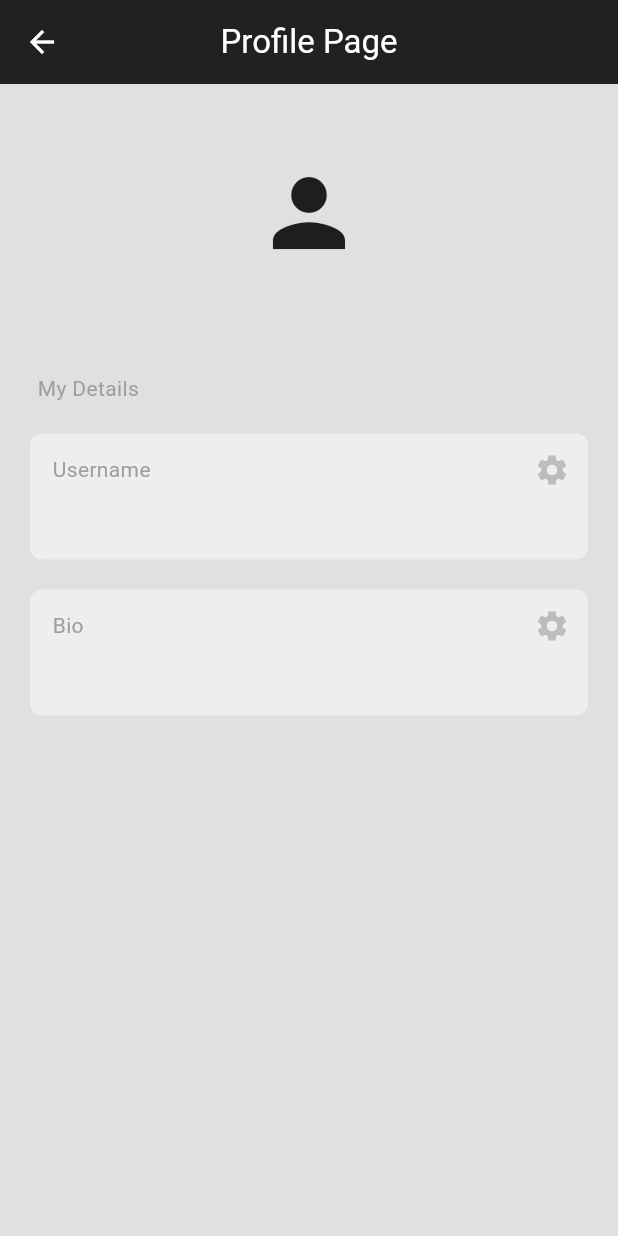
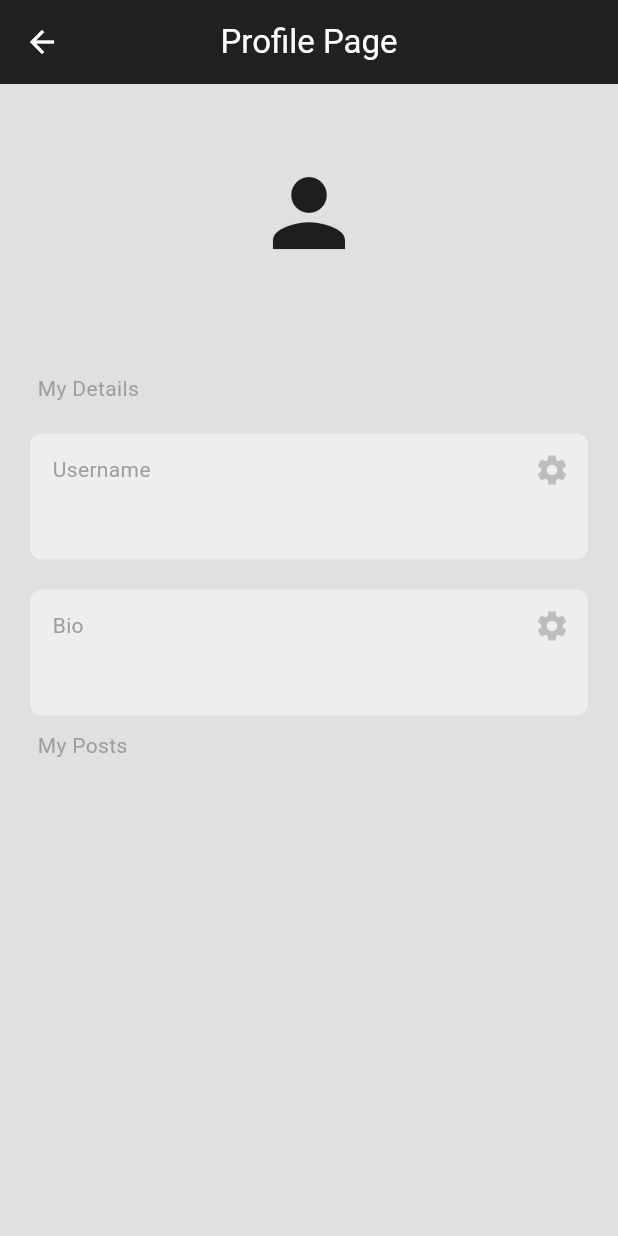
Before and after one commit to ryanoliveir/academic-socialif-flutter, a Flutter app: the Profile screen opened directly, on a phone screen of 412 x 824 dp. Run offline on Flutter 3.47's test engine with Material 2 defaults, Android fonts, the phone set to English and light mode, and no system bars; our stand-ins replace cloud_firestore, firebase_auth, firebase_core; accounts and stored records are empty.

Commit message:
add: Show user posts in profile page

```diff
--- a/lib/screens/profile_page.dart
+++ b/lib/screens/profile_page.dart
@@ -1,6 +1,7 @@
 import 'package:cloud_firestore/cloud_firestore.dart';
 import 'package:firebase_auth/firebase_auth.dart';
 import 'package:flutter/material.dart';
+import 'package:social_if/components/post_card.dart';
 import 'package:social_if/components/text_box.dart';
 
 class Profile extends StatefulWidget {
@@ -13,6 +14,7 @@ class Profile extends StatefulWidget {
 class _ProfileState extends State<Profile> {
   final currentUser = FirebaseAuth.instance.currentUser!;
   final usersColletion = FirebaseFirestore.instance.collection('users');
+  final postsColletion = FirebaseFirestore.instance.collection('users_posts');
 
   Future<void> editDetails(String field) async {
     String newValue = "";
@@ -23,44 +25,33 @@ class _ProfileState extends State<Profile> {
               backgroundColor: Colors.grey[900],
               contentTextStyle: const TextStyle(color: Colors.white),
               titleTextStyle: const TextStyle(color: Colors.white),
-        shape: RoundedRectangleBorder(borderRadius: BorderRadius.circular(8)),
+              shape: RoundedRectangleBorder(
+                  borderRadius: BorderRadius.circular(8)),
               title: Text('Edit $field', style: const TextStyle(fontSize: 16)),
               content: TextField(
                 autofocus: true,
                 style: const TextStyle(color: Colors.white),
                 decoration: InputDecoration(
                     hintText: "Enter with new $field",
-            hintStyle: const TextStyle(color: Colors.grey)
-
-          ),
+                    hintStyle: const TextStyle(color: Colors.grey)),
                 onChanged: (value) => newValue = value,
               ),
-
               actions: [
                 TextButton(
                     onPressed: () => Navigator.pop(context),
-            child: const  Text('Cancel', style: TextStyle(color: Colors.white))
-          ),
-
+                    child: const Text('Cancel',
+                        style: TextStyle(color: Colors.white))),
                 TextButton(
                     onPressed: () => Navigator.of(context).pop(newValue),
-            child: const  Text('Save', style: TextStyle(color: Colors.white))
-          ),
+                    child: const Text('Save',
+                        style: TextStyle(color: Colors.white))),
               ],
-      )
-    );
+            ));
 
-
-    if(newValue.trim().isNotEmpty) {
-      await usersColletion
-      .doc(currentUser.email)
-      .update({
-        field: newValue
-      });
+    if (newValue.trim().isNotEmpty) {
+      await usersColletion.doc(currentUser.email).update({field: newValue});
     }
-
   }
-
 
   @override
   Widget build(BuildContext context) {
@@ -111,6 +102,42 @@ class _ProfileState extends State<Profile> {
                     sectionName: 'Bio',
                     onTap: () => editDetails('bio'),
                   ),
+                  const SizedBox(height: 10),
+                  Padding(
+                    padding: const EdgeInsets.only(left: 25),
+                    child: Text('My Posts',
+                        style: TextStyle(color: Colors.grey[500])),
+                  ),
+                  StreamBuilder(
+                      stream: FirebaseFirestore.instance.
+                          collection("users_posts")
+                          .where('userEmail', isEqualTo: currentUser.email)
+                          .snapshots(),
+                      builder: (context, postSnapshot) {
+                        if (postSnapshot.hasData) {
+
+                          return ListView.builder(
+                            shrinkWrap: true,
+                            physics: const ClampingScrollPhysics(),
+                            itemCount: postSnapshot.data!.docs.length,
+                            itemBuilder: (context, index) {
+                              final post = postSnapshot.data!.docs[index];
+
+                              return PostCard(
+                                  message: post['message'],
+                                  user: post['userEmail'],
+                                  postId: post.id,
+                                  likes:
+                                  List<String>.from(post['likes'] ?? []));
+                            },
+                          );
+                        } else if (postSnapshot.hasError){
+                          return Center(child: Text("Error: ${postSnapshot.error} "),);
+                        }
+                        return const Center(child: CircularProgressIndicator());
+                      }
+                    ),
+                   const SizedBox(height: 40)
                 ],
               );
             } else if (snapshot.hasError) {
```
Lines whose indentation alone changed are shown as unchanged.
